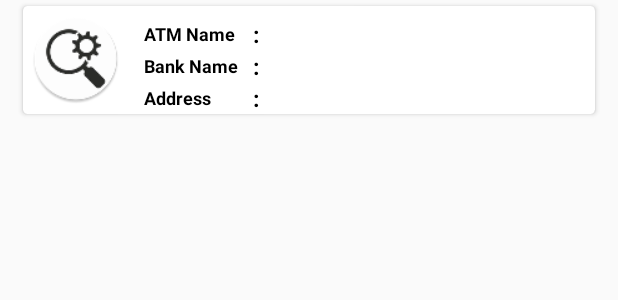
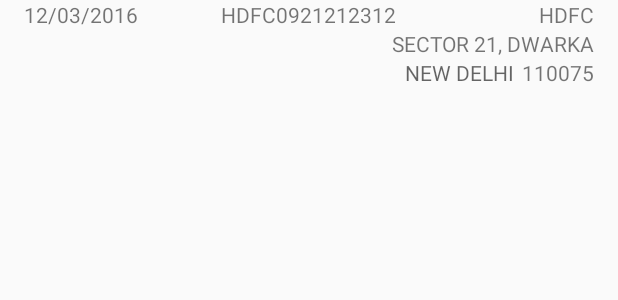
Before and after one commit to actimobiledev/ATMNCR, an Android app: the layout listview_item_atm.xml on its own in the app's theme, with its tools: preview values and no code run, on a phone screen of 412 x 824 dp. Shown: the top 300 px of the screen. Run offline under Robolectric (Android 15) with nearby library versions, the phone set to English and light mode, and no system bars; network calls fail.

Commit message:
3rd commit

```diff
--- a/app/src/main/java/actiknow/com/atmncr/utils/AppConfigURL.java
+++ b/app/src/main/java/actiknow/com/atmncr/utils/AppConfigURL.java
@@ -2,8 +2,8 @@ package actiknow.com.atmncr.utils;
 
 public class AppConfigURL {
 
-    static String host = "actiknow-demo.com";
-//    static String host = "10.0.3.2";
+    //    static String host = "actiknow-demo.com";
+    static String host = "10.0.3.2";
 //    static String host = "callsikandar.com";
 //    static String host = "indiasupply.com";
 
--- a/app/src/main/res/layout/listview_item_atm.xml
+++ b/app/src/main/res/layout/listview_item_atm.xml
@@ -4,165 +4,63 @@
     android:layout_width="fill_parent"
     android:layout_height="wrap_content"
     android:orientation="horizontal">
-
-    <android.support.v7.widget.CardView
-        android:id="@+id/card_view"
-        xmlns:card_view="http://schemas.android.com/apk/res-auto"
-        android:layout_width="match_parent"
-        android:layout_height="wrap_content"
-        android:gravity="center"
-        android:layout_marginLeft="12dp"
-        android:layout_marginRight="12dp"
-        card_view:cardBackgroundColor="@color/text_color_white"
-        card_view:cardCornerRadius="3dp"
-        card_view:cardElevation="2sp"
-        card_view:cardUseCompatPadding="true">
     <RelativeLayout
         android:layout_width="match_parent"
         android:layout_height="match_parent">
-
-            <ImageView
-                android:layout_width="60dp"
-                android:layout_height="60dp"
-                android:layout_margin="5dp"
-                android:id="@+id/ivAtmImage"
-                android:src="@mipmap/ic_launcher"/>
-        <TableLayout
-            android:layout_width="match_parent"
-            android:layout_height="wrap_content"
-            android:stretchColumns="3"
-            android:visibility="visible"
-            android:id="@+id/tl12"
-            android:layout_toRightOf="@+id/ivAtmImage">
-
-        <TableRow
-            android:layout_width="match_parent"
-            android:layout_height="match_parent"
-            android:layout_column="3"
-            android:layout_marginTop="8dp">
-
         <TextView
+            android:id="@+id/tvLastAuditDate"
             android:layout_width="wrap_content"
             android:layout_height="wrap_content"
-                android:text="ATM Name"
-                android:id="@+id/tv61"
-                android:layout_column="1"
-                android:layout_marginLeft="10dp"
-                android:layout_gravity="center_vertical"
-                android:textSize="12dp"
-                android:textStyle="bold"
-                android:textColor="@color/text_color_black"/>
-
-
+            android:layout_marginLeft="16dp"
+            android:text="12/03/2016"
+            android:textSize="14sp"/>
         <TextView
+            android:id="@+id/tvAtmUniqueId"
             android:layout_width="wrap_content"
             android:layout_height="wrap_content"
-                android:text=":"
-                android:textSize="15dp"
-                android:textStyle="bold"
-                android:textColor="@color/text_color_black"
-                android:id="@+id/tv62"
-                android:layout_column="2"
-                android:paddingLeft="10dp"
-                android:paddingRight="10dp"/>
-
+            android:layout_alignParentTop="true"
+            android:layout_centerHorizontal="true"
+            android:text="HDFC0921212312"
+            android:textSize="14sp"/>
         <TextView
+            android:id="@+id/tvBankName"
             android:layout_width="wrap_content"
             android:layout_height="wrap_content"
-                android:inputType="textPersonName"
-                android:id="@+id/tvAtmName"
-                android:layout_column="3"
-                android:textStyle="bold"
-                android:textSize="12dp"
-                android:ems="10"
-                android:maxEms="10"
-                android:textColor="@color/text_color_black"
-
-                />
-
-
-        </TableRow>
-        <TableRow
-            android:layout_width="match_parent"
-            android:layout_height="match_parent"
-            android:layout_column="3">
-
+            android:layout_alignParentEnd="true"
+            android:layout_alignParentRight="true"
+            android:layout_alignParentTop="true"
+            android:layout_marginRight="16dp"
+            android:text="HDFC"
+            android:textSize="14sp"/>
         <TextView
+            android:id="@+id/tvAddress"
             android:layout_width="wrap_content"
             android:layout_height="wrap_content"
-                android:text="Bank Name"
-                android:id="@+id/tv63"
-                android:layout_column="1"
-                android:layout_marginLeft="10dp"
-                android:layout_gravity="center_vertical"
-                android:textSize="12dp"
-                android:textStyle="bold"
-                android:textColor="@color/text_color_black"/>
-
-
+            android:layout_alignParentEnd="true"
+            android:layout_alignParentRight="true"
+            android:layout_below="@+id/tvBankName"
+            android:layout_marginRight="16dp"
+            android:text="SECTOR 21, DWARKA"
+            android:textSize="14sp"/>
         <TextView
+            android:id="@+id/tvPincode"
             android:layout_width="wrap_content"
             android:layout_height="wrap_content"
-                android:text=":"
-                android:textSize="15dp"
-                android:textStyle="bold"
-                android:textColor="@color/text_color_black"
-                android:id="@+id/tv64"
-                android:layout_column="2"
-                android:paddingLeft="10dp"
-                android:paddingRight="10dp"/>
-
+            android:layout_alignParentEnd="true"
+            android:layout_alignParentRight="true"
+            android:layout_below="@+id/tvAddress"
+            android:layout_marginRight="16dp"
+            android:text="110075"
+            android:textSize="14sp"/>
         <TextView
+            android:id="@+id/tvCity"
             android:layout_width="wrap_content"
             android:layout_height="wrap_content"
-                android:id="@+id/tvBankName"
-                android:layout_column="3"
-                android:textStyle="bold"
-                android:textSize="12dp"
-                android:textColor="@color/text_color_black" />
-        </TableRow>
-
-        <TableRow
-            android:layout_width="match_parent"
-            android:layout_height="match_parent"
-            android:layout_column="3">
-
-            <TextView
-                android:layout_width="wrap_content"
-                android:layout_height="wrap_content"
-                android:text="Address"
-                android:id="@+id/tv65"
-                android:layout_column="1"
-                android:layout_marginLeft="10dp"
-                android:layout_gravity="center_vertical"
-                android:textSize="12dp"
-                android:textStyle="bold"
-                android:textColor="@color/text_color_black"/>
-
-
-            <TextView
-                android:layout_width="wrap_content"
-                android:layout_height="wrap_content"
-                android:text=":"
-                android:textSize="15dp"
-                android:textStyle="bold"
-                android:textColor="@color/text_color_black"
-                android:id="@+id/tv66"
-                android:layout_column="2"
-                android:paddingLeft="10dp"
-                android:paddingRight="10dp"/>
-
-            <TextView
-                android:layout_width="wrap_content"
-                android:layout_height="wrap_content"
-                android:id="@+id/tvAtmLocation"
-                android:layout_column="3"
-                android:textStyle="bold"
-                android:textSize="12dp"
-                android:textColor="@color/text_color_black"
-               />
-        </TableRow>
-        </TableLayout>
+            android:layout_below="@+id/tvAddress"
+            android:layout_marginRight="5dp"
+            android:layout_toLeftOf="@+id/tvPincode"
+            android:layout_toStartOf="@+id/tvPincode"
+            android:text="NEW DELHI" android:textAppearance="?android:attr/textAppearanceMedium"
+            android:textSize="14sp"/>
     </RelativeLayout>
-    </android.support.v7.widget.CardView>
 </RelativeLayout>
```
Also changed, not shown: app/src/main/java/actiknow/com/atmncr/activity/AtmDetailsActivity.java (+0 -20 lines), app/src/main/java/actiknow/com/atmncr/activity/MainActivity.java (+6 -5 lines), app/src/main/java/actiknow/com/atmncr/adapter/AllAtmAdapter.java (+18 -21 lines), app/src/main/java/actiknow/com/atmncr/model/Atms.java (+46 -26 lines), app/src/main/java/actiknow/com/atmncr/utils/AppConfigTags.java (+6 -4 lines). Lines whose indentation alone changed are shown as unchanged.
